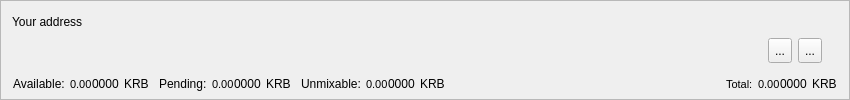
Old version of the form src/gui/ui/accountframe.ui in the repository cryptonotefoundation/cryptonotewallet.
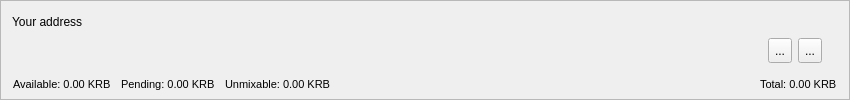
New version of the form. Icons and pictures are not drawn.

Commit message:
Properly make balances with dust in smaller font size
Properly aligned in html

The edit to the form file:
```diff
--- a/src/gui/ui/accountframe.ui
+++ b/src/gui/ui/accountframe.ui
@@ -210,53 +210,6 @@
       <property name="bottomMargin">
        <number>1</number>
       </property>
-      <item>
-       <widget class="QLabel" name="labelAvailable">
-        <property name="minimumSize">
-         <size>
-          <width>0</width>
-          <height>24</height>
-         </size>
-        </property>
-        <property name="maximumSize">
-         <size>
-          <width>16777215</width>
-          <height>24</height>
-         </size>
-        </property>
-        <property name="baseSize">
-         <size>
-          <width>0</width>
-          <height>24</height>
-         </size>
-        </property>
-        <property name="styleSheet">
-         <string notr="true"/>
-        </property>
-        <property name="text">
-         <string>Available:</string>
-        </property>
-        <property name="alignment">
-         <set>Qt::AlignBottom|Qt::AlignLeading|Qt::AlignLeft</set>
-        </property>
-       </widget>
-      </item>
-      <item>
-       <spacer name="horizontalSpacer_5">
-        <property name="orientation">
-         <enum>Qt::Horizontal</enum>
-        </property>
-        <property name="sizeType">
-         <enum>QSizePolicy::Fixed</enum>
-        </property>
-        <property name="sizeHint" stdset="0">
-         <size>
-          <width>5</width>
-          <height>20</height>
-         </size>
-        </property>
-       </spacer>
-      </item>
       <item>
        <widget class="QLabel" name="m_actualBalanceLabel">
         <property name="minimumSize">
@@ -284,81 +237,15 @@
           <bold>false</bold>
          </font>
         </property>
-        <property name="text">
-         <string notr="true">0.00</string>
+        <property name="toolTip">
+         <string>Spendable balance</string>
         </property>
-        <property name="alignment">
-         <set>Qt::AlignBottom|Qt::AlignLeading|Qt::AlignLeft</set>
-        </property>
-       </widget>
-      </item>
-      <item>
-       <widget class="QLabel" name="m_actualBalanceDust">
-        <property name="minimumSize">
-         <size>
-          <width>0</width>
-          <height>24</height>
-         </size>
-        </property>
-        <property name="maximumSize">
-         <size>
-          <width>16777215</width>
-          <height>24</height>
-         </size>
-        </property>
-        <property name="baseSize">
-         <size>
-          <width>0</width>
-          <height>24</height>
-         </size>
-        </property>
         <property name="text">
-         <string>0000</string>
+         <string notr="true">Available: 0.00 KRB</string>
         </property>
-        <property name="alignment">
-         <set>Qt::AlignBottom|Qt::AlignLeading|Qt::AlignLeft</set>
+        <property name="textFormat">
+         <enum>Qt::RichText</enum>
         </property>
-       </widget>
-      </item>
-      <item>
-       <spacer name="horizontalSpacer_7">
-        <property name="orientation">
-         <enum>Qt::Horizontal</enum>
-        </property>
-        <property name="sizeType">
-         <enum>QSizePolicy::Fixed</enum>
-        </property>
-        <property name="sizeHint" stdset="0">
-         <size>
-          <width>5</width>
-          <height>20</height>
-         </size>
-        </property>
-       </spacer>
-      </item>
-      <item>
-       <widget class="QLabel" name="m_tickerLabel1">
-        <property name="minimumSize">
-         <size>
-          <width>0</width>
-          <height>24</height>
-         </size>
-        </property>
-        <property name="maximumSize">
-         <size>
-          <width>16777215</width>
-          <height>24</height>
-         </size>
-        </property>
-        <property name="baseSize">
-         <size>
-          <width>0</width>
-          <height>24</height>
-         </size>
-        </property>
-        <property name="text">
-         <string>KRB</string>
-        </property>
         <property name="alignment">
          <set>Qt::AlignBottom|Qt::AlignLeading|Qt::AlignLeft</set>
         </property>
@@ -380,50 +267,6 @@
         </property>
        </spacer>
       </item>
-      <item>
-       <widget class="QLabel" name="labelPending">
-        <property name="minimumSize">
-         <size>
-          <width>0</width>
-          <height>24</height>
-         </size>
-        </property>
-        <property name="maximumSize">
-         <size>
-          <width>16777215</width>
-          <height>24</height>
-         </size>
-        </property>
-        <property name="baseSize">
-         <size>
-          <width>0</width>
-          <height>24</height>
-         </size>
-        </property>
-        <property name="text">
-         <string>Pending:</string>
-        </property>
-        <property name="alignment">
-         <set>Qt::AlignBottom|Qt::AlignLeading|Qt::AlignLeft</set>
-        </property>
-       </widget>
-      </item>
-      <item>
-       <spacer name="horizontalSpacer_8">
-        <property name="orientation">
-         <enum>Qt::Horizontal</enum>
-        </property>
-        <property name="sizeType">
-         <enum>QSizePolicy::Fixed</enum>
-        </property>
-        <property name="sizeHint" stdset="0">
-         <size>
-          <width>5</width>
-          <height>20</height>
-         </size>
-        </property>
-       </spacer>
-      </item>
       <item>
        <widget class="QLabel" name="m_pendingBalanceLabel">
         <property name="minimumSize">
@@ -451,81 +294,15 @@
           <bold>false</bold>
          </font>
         </property>
-        <property name="text">
-         <string notr="true">0.00</string>
+        <property name="toolTip">
+         <string>Awaiting network confirmation</string>
         </property>
-        <property name="alignment">
-         <set>Qt::AlignBottom|Qt::AlignLeading|Qt::AlignLeft</set>
-        </property>
-       </widget>
-      </item>
-      <item>
-       <widget class="QLabel" name="m_pendingBalanceDust">
-        <property name="minimumSize">
-         <size>
-          <width>0</width>
-          <height>24</height>
-         </size>
-        </property>
-        <property name="maximumSize">
-         <size>
-          <width>16777215</width>
-          <height>24</height>
-         </size>
-        </property>
-        <property name="baseSize">
-         <size>
-          <width>0</width>
-          <height>24</height>
-         </size>
-        </property>
         <property name="text">
-         <string>0000</string>
+         <string notr="true">Pending: 0.00 KRB</string>
         </property>
-        <property name="alignment">
-         <set>Qt::AlignBottom|Qt::AlignLeading|Qt::AlignLeft</set>
+        <property name="textFormat">
+         <enum>Qt::RichText</enum>
         </property>
-       </widget>
-      </item>
-      <item>
-       <spacer name="horizontalSpacer_9">
-        <property name="orientation">
-         <enum>Qt::Horizontal</enum>
-        </property>
-        <property name="sizeType">
-         <enum>QSizePolicy::Fixed</enum>
-        </property>
-        <property name="sizeHint" stdset="0">
-         <size>
-          <width>5</width>
-          <height>20</height>
-         </size>
-        </property>
-       </spacer>
-      </item>
-      <item>
-       <widget class="QLabel" name="m_tickerLabel2">
-        <property name="minimumSize">
-         <size>
-          <width>0</width>
-          <height>24</height>
-         </size>
-        </property>
-        <property name="maximumSize">
-         <size>
-          <width>16777215</width>
-          <height>24</height>
-         </size>
-        </property>
-        <property name="baseSize">
-         <size>
-          <width>0</width>
-          <height>24</height>
-         </size>
-        </property>
-        <property name="text">
-         <string>KRB</string>
-        </property>
         <property name="alignment">
          <set>Qt::AlignBottom|Qt::AlignLeading|Qt::AlignLeft</set>
         </property>
@@ -547,50 +324,6 @@
         </property>
        </spacer>
       </item>
-      <item>
-       <widget class="QLabel" name="labelUnmixable">
-        <property name="minimumSize">
-         <size>
-          <width>0</width>
-          <height>24</height>
-         </size>
-        </property>
-        <property name="maximumSize">
-         <size>
-          <width>16777215</width>
-          <height>24</height>
-         </size>
-        </property>
-        <property name="baseSize">
-         <size>
-          <width>0</width>
-          <height>24</height>
-         </size>
-        </property>
-        <property name="text">
-         <string>Unmixable:</string>
-        </property>
-        <property name="alignment">
-         <set>Qt::AlignBottom|Qt::AlignLeading|Qt::AlignLeft</set>
-        </property>
-       </widget>
-      </item>
-      <item>
-       <spacer name="horizontalSpacer_10">
-        <property name="orientation">
-         <enum>Qt::Horizontal</enum>
-        </property>
-        <property name="sizeType">
-         <enum>QSizePolicy::Fixed</enum>
-        </property>
-        <property name="sizeHint" stdset="0">
-         <size>
-          <width>5</width>
-          <height>20</height>
-         </size>
-        </property>
-       </spacer>
-      </item>
       <item>
        <widget class="QLabel" name="m_unmixableBalanceLabel">
         <property name="minimumSize">
@@ -618,81 +351,15 @@
           <bold>false</bold>
          </font>
         </property>
-        <property name="text">
-         <string>0.00</string>
+        <property name="toolTip">
+         <string>Spendable only with zero privacy level</string>
         </property>
-        <property name="alignment">
-         <set>Qt::AlignBottom|Qt::AlignLeading|Qt::AlignLeft</set>
-        </property>
-       </widget>
-      </item>
-      <item>
-       <widget class="QLabel" name="m_unmixableBalanceDust">
-        <property name="minimumSize">
-         <size>
-          <width>0</width>
-          <height>24</height>
-         </size>
-        </property>
-        <property name="maximumSize">
-         <size>
-          <width>16777215</width>
-          <height>24</height>
-         </size>
-        </property>
-        <property name="baseSize">
-         <size>
-          <width>0</width>
-          <height>24</height>
-         </size>
-        </property>
         <property name="text">
-         <string>0000</string>
+         <string>Unmixable: 0.00 KRB</string>
         </property>
-        <property name="alignment">
-         <set>Qt::AlignBottom|Qt::AlignLeading|Qt::AlignLeft</set>
+        <property name="textFormat">
+         <enum>Qt::RichText</enum>
         </property>
-       </widget>
-      </item>
-      <item>
-       <spacer name="horizontalSpacer_11">
-        <property name="orientation">
-         <enum>Qt::Horizontal</enum>
-        </property>
-        <property name="sizeType">
-         <enum>QSizePolicy::Fixed</enum>
-        </property>
-        <property name="sizeHint" stdset="0">
-         <size>
-          <width>5</width>
-          <height>20</height>
-         </size>
-        </property>
-       </spacer>
-      </item>
-      <item>
-       <widget class="QLabel" name="m_tickerLabel3">
-        <property name="minimumSize">
-         <size>
-          <width>0</width>
-          <height>24</height>
-         </size>
-        </property>
-        <property name="maximumSize">
-         <size>
-          <width>16777215</width>
-          <height>24</height>
-         </size>
-        </property>
-        <property name="baseSize">
-         <size>
-          <width>0</width>
-          <height>24</height>
-         </size>
-        </property>
-        <property name="text">
-         <string>KRB</string>
-        </property>
         <property name="alignment">
          <set>Qt::AlignBottom|Qt::AlignLeading|Qt::AlignLeft</set>
         </property>
@@ -711,55 +378,6 @@
         </property>
        </spacer>
       </item>
-      <item>
-       <widget class="QLabel" name="labelTotal">
-        <property name="minimumSize">
-         <size>
-          <width>0</width>
-          <height>24</height>
-         </size>
-        </property>
-        <property name="maximumSize">
-         <size>
-          <width>16777215</width>
-          <height>24</height>
-         </size>
-        </property>
-        <property name="baseSize">
-         <size>
-          <width>0</width>
-          <height>24</height>
-         </size>
-        </property>
-        <property name="font">
-         <font>
-          <pointsize>8</pointsize>
-         </font>
-        </property>
-        <property name="text">
-         <string>Total:</string>
-        </property>
-        <property name="alignment">
-         <set>Qt::AlignBottom|Qt::AlignLeading|Qt::AlignLeft</set>
-        </property>
-       </widget>
-      </item>
-      <item>
-       <spacer name="horizontalSpacer_12">
-        <property name="orientation">
-         <enum>Qt::Horizontal</enum>
-        </property>
-        <property name="sizeType">
-         <enum>QSizePolicy::Fixed</enum>
-        </property>
-        <property name="sizeHint" stdset="0">
-         <size>
-          <width>5</width>
-          <height>20</height>
-         </size>
-        </property>
-       </spacer>
-      </item>
       <item>
        <widget class="QLabel" name="m_totalBalanceLabel">
         <property name="minimumSize">
@@ -787,81 +405,15 @@
           <bold>false</bold>
          </font>
         </property>
-        <property name="text">
-         <string notr="true">0.00</string>
+        <property name="toolTip">
+         <string>Total balance</string>
         </property>
-        <property name="alignment">
-         <set>Qt::AlignBottom|Qt::AlignLeading|Qt::AlignLeft</set>
-        </property>
-       </widget>
-      </item>
-      <item>
-       <widget class="QLabel" name="m_totalBalanceDust">
-        <property name="minimumSize">
-         <size>
-          <width>0</width>
-          <height>24</height>
-         </size>
-        </property>
-        <property name="maximumSize">
-         <size>
-          <width>16777215</width>
-          <height>24</height>
-         </size>
-        </property>
-        <property name="baseSize">
-         <size>
-          <width>0</width>
-          <height>24</height>
-         </size>
-        </property>
         <property name="text">
-         <string>0000</string>
+         <string notr="true">Total: 0.00 KRB</string>
         </property>
-        <property name="alignment">
-         <set>Qt::AlignBottom|Qt::AlignLeading|Qt::AlignLeft</set>
+        <property name="textFormat">
+         <enum>Qt::RichText</enum>
         </property>
-       </widget>
-      </item>
-      <item>
-       <spacer name="horizontalSpacer_13">
-        <property name="orientation">
-         <enum>Qt::Horizontal</enum>
-        </property>
-        <property name="sizeType">
-         <enum>QSizePolicy::Fixed</enum>
-        </property>
-        <property name="sizeHint" stdset="0">
-         <size>
-          <width>5</width>
-          <height>20</height>
-         </size>
-        </property>
-       </spacer>
-      </item>
-      <item>
-       <widget class="QLabel" name="m_tickerLabel4">
-        <property name="minimumSize">
-         <size>
-          <width>0</width>
-          <height>24</height>
-         </size>
-        </property>
-        <property name="maximumSize">
-         <size>
-          <width>16777215</width>
-          <height>24</height>
-         </size>
-        </property>
-        <property name="baseSize">
-         <size>
-          <width>0</width>
-          <height>24</height>
-         </size>
-        </property>
-        <property name="text">
-         <string>KRB</string>
-        </property>
         <property name="alignment">
          <set>Qt::AlignBottom|Qt::AlignLeading|Qt::AlignLeft</set>
         </property>
```
Left out of the diff: 12 changed lines with no effect on the pictures. The commit also changes 2 other files.
